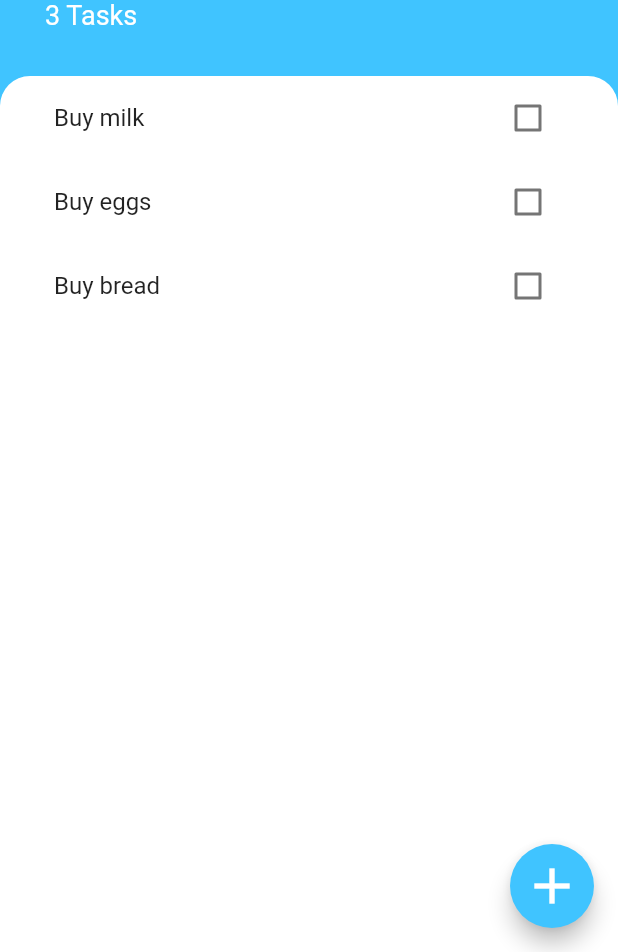
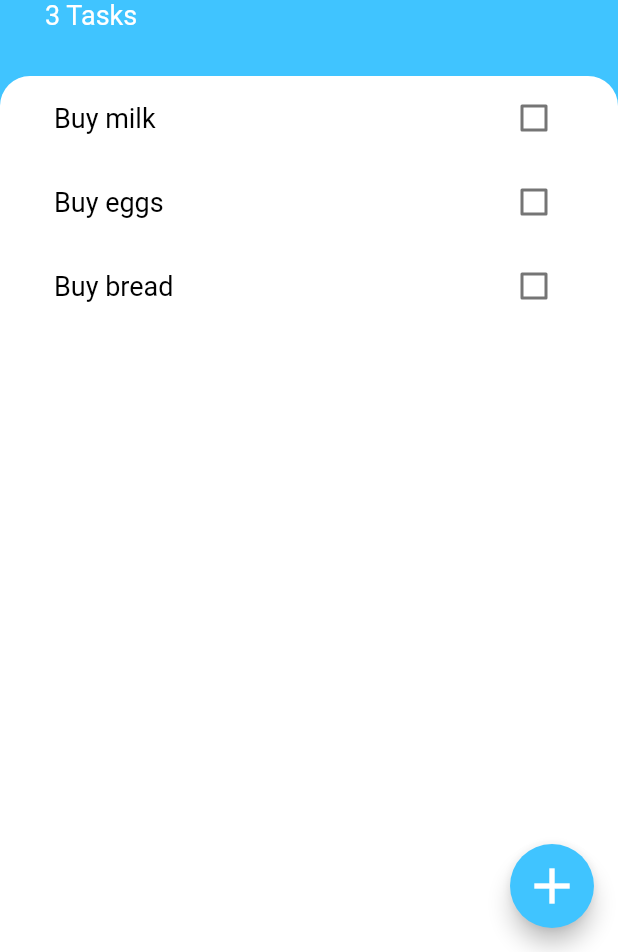
Before and after one commit to energetictree/todoey-flutter, a Flutter app: the screen it shows after launch, on a phone screen of 412 x 824 dp, the part 284-1236 px from its top. Run offline on Flutter 3.47's test engine with Material 2 defaults, Android fonts, the phone set to English and light mode, and no system bars.

```diff
--- a/lib/widgets/task_tile.dart
+++ b/lib/widgets/task_tile.dart
@@ -4,28 +4,52 @@ class TaskTile extends StatelessWidget {
   final bool isChecked;
   final String taskTitle;
   final Function checkboxCallback;
-  final Function longpressCallback;
 
-  TaskTile(
-      {this.taskTitle,
-      this.isChecked,
-      this.checkboxCallback,
-      this.longpressCallback});
+  TaskTile({this.taskTitle, this.isChecked, this.checkboxCallback});
 
   @override
   Widget build(BuildContext context) {
-    return ListTile(
-      onLongPress: longpressCallback,
+    return CheckboxListTile(
       title: Text(
         taskTitle,
         style: TextStyle(
+            fontSize: 18.0,
+            color: Colors.black,
             decoration: isChecked ? TextDecoration.lineThrough : null),
       ),
-      trailing: Checkbox(
-        activeColor: Colors.lightBlueAccent,
-        value: isChecked,
-        onChanged: checkboxCallback, //toggleCheckboxState,
-      ),
+      value: isChecked,
+      activeColor: Colors.lightBlueAccent,
+      onChanged: checkboxCallback,
     );
   }
 }
+
+// class TaskTile extends StatelessWidget {
+//   final bool isChecked;
+//   final String taskTitle;
+//   final Function checkboxCallback;
+//   final Function longpressCallback;
+
+//   TaskTile(
+//       {this.taskTitle,
+//       this.isChecked,
+//       this.checkboxCallback,
+//       this.longpressCallback});
+
+//   @override
+//   Widget build(BuildContext context) {
+//     return ListTile(
+//       onLongPress: longpressCallback,
+//       title: Text(
+//         taskTitle,
+//         style: TextStyle(
+//             decoration: isChecked ? TextDecoration.lineThrough : null),
+//       ),
+//       trailing: Checkbox(
+//         activeColor: Colors.lightBlueAccent,
+//         value: isChecked,
+//         onChanged: checkboxCallback, //toggleCheckboxState,
+//       ),
+//     );
+//   }
+// }
--- a/lib/widgets/tasks_list.dart
+++ b/lib/widgets/tasks_list.dart
@@ -9,6 +9,8 @@ class TasksList extends StatelessWidget {
     return Consumer<TaskData>(
       builder: (context, value, child) {
         return ListView.builder(
+//       padding: EdgeInsets.symmetric(vertical: 30.0, horizontal: 20.0),
+          itemCount: value.taskCount,
           itemBuilder: (context, index) {
             final task = value.tasks[index];
             print({task.isDone});
@@ -36,75 +38,57 @@ class TasksList extends StatelessWidget {
                   //value.toggleTask(index);
                   value.updateTask(task);
                 },
-                longpressCallback: () {
-                  value.deleteTask(task);
-                },
               ),
             );
           },
-          itemCount: value.taskCount,
         );
       },
     );
   }
 }
 
-// class TasksList extends StatefulWidget {
-//   const TasksList({
-//     @required this.tasks,
-//   });
-
-//   final List<String> tasks;
-
-//   @override
-//   _TasksListState createState() => _TasksListState();
-// }
-
-// class _TasksListState extends State<TasksList> {
+// class TasksList extends StatelessWidget {
 //   @override
 //   Widget build(BuildContext context) {
-//     return ListView.builder(
-//       padding: EdgeInsets.symmetric(vertical: 30.0, horizontal: 20.0),
-//       itemCount: widget.tasks.length,
-//       itemBuilder: (context, index) {
-//         return CheckBox(
-//           widget: widget,
-//           index: index,
+//     return Consumer<TaskData>(
+//       builder: (context, value, child) {
+//         return ListView.builder(
+//           itemBuilder: (context, index) {
+//             final task = value.tasks[index];
+//             print({task.isDone});
+//             return Dismissible(
+//               key: UniqueKey(),
+//               background: Container(
+//                 padding: EdgeInsets.all(10.0),
+//                 color: Colors.red,
+//                 child: Align(
+//                   alignment: Alignment.centerRight,
+//                   child: Text(
+//                     'DELETE',
+//                     style: TextStyle(color: Colors.white),
+//                   ),
+//                 ),
+//               ),
+//               direction: DismissDirection.endToStart,
+//               onDismissed: (direction) {
+//                 value.deleteTask(task);
+//               },
+//               child: TaskTile(
+//                 taskTitle: task.name,
+//                 isChecked: task.isDone,
+//                 checkboxCallback: (checkboxState) {
+//                   //value.toggleTask(index);
+//                   value.updateTask(task);
+//                 },
+//                 longpressCallback: () {
+//                   value.deleteTask(task);
+//                 },
+//               ),
+//             );
+//           },
+//           itemCount: value.taskCount,
 //         );
 //       },
 //     );
 //   }
 // }
-
-// class CheckBox extends StatefulWidget {
-//   const CheckBox({
-//     @required this.index,
-//     @required this.widget,
-//   });
-
-//   final TasksList widget;
-//   final int index;
-
-//   @override
-//   _CheckBoxState createState() => _CheckBoxState();
-// }
-
-// class _CheckBoxState extends State<CheckBox> {
-//   bool isChecked = false;
-//   @override
-//   Widget build(BuildContext context) {
-//     return CheckboxListTile(
-//       title: Text(
-//         widget.widget.tasks[widget.index],
-//         style: TextStyle(fontSize: 18.0, color: Colors.black),
-//       ),
-//       value: isChecked,
-//       activeColor: Colors.lightBlueAccent,
-//       onChanged: (value) {
-//         setState(() {
-//           isChecked = value;
-//         });
-//       },
-//     );
-//   }
-// }
```
Also changed, not shown: images/todoey.gif (added), 1 other file.
